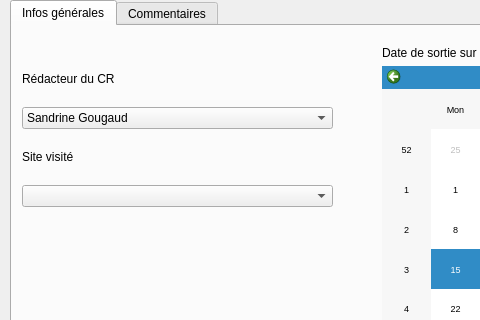
Old version of the form ui_bdtravaux_sortie.ui in the repository VincentD/bdtravaux; both pictures show x 0 to 480 and y 0 to 320 of the 806 by 678 pixel window.
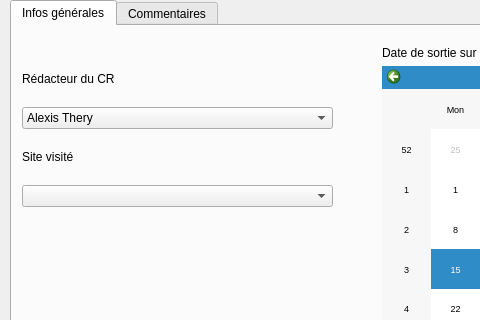
New version of the form.

Patch:
```diff
--- a/ui_bdtravaux_sortie.ui
+++ b/ui_bdtravaux_sortie.ui
@@ -81,7 +81,12 @@
        <widget class="QComboBox" name="obsv">
         <item>
          <property name="text">
-          <string>Sandrine Gougaud</string>
+          <string>Alexis Thery</string>
+         </property>
+        </item>
+        <item>
+         <property name="text">
+          <string>Anthony Vasseux</string>
          </property>
         </item>
         <item>
```
Left out of the diff: 15 changed lines with no effect on the pictures.
